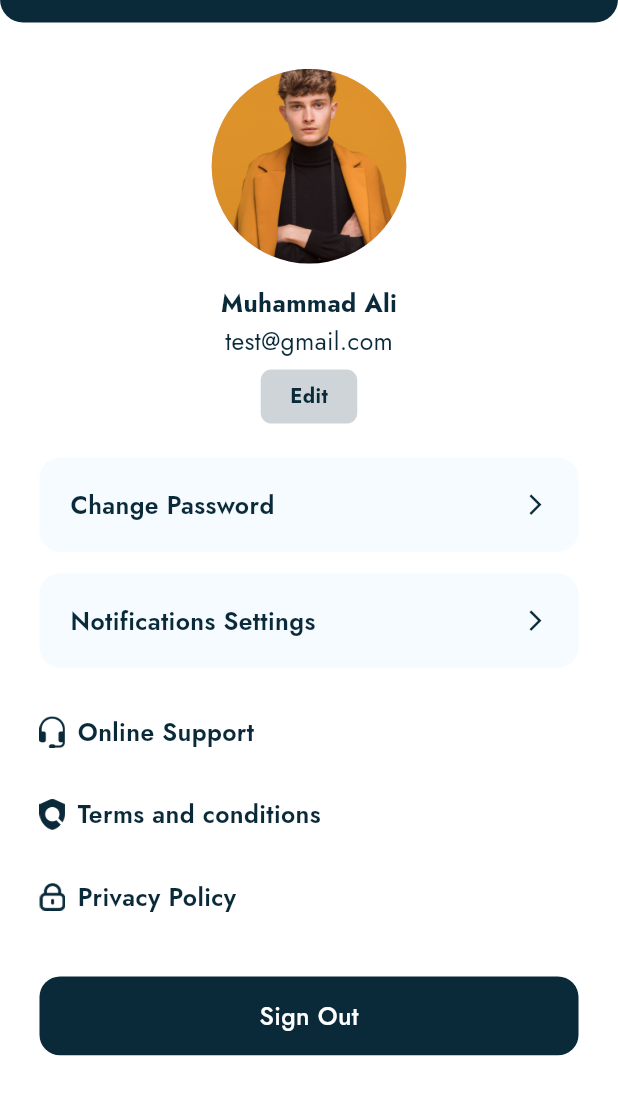
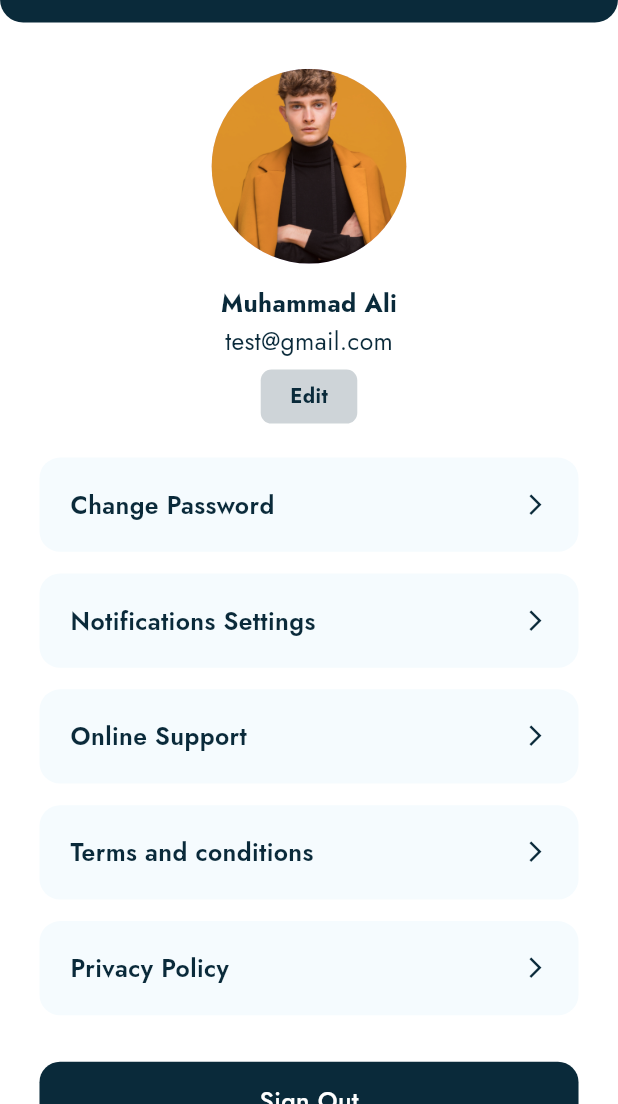
Before and after one commit to Shees-Ali1/Quandry, a Flutter app: the SettingsScreen screen opened directly, on a phone screen of 412 x 824 dp, the part 132-1236 px from its top. Run offline on Flutter 3.47's test engine with Material 3 defaults, Android fonts, the phone set to English and light mode, and no system bars; our stand-ins replace animated_notch_bottom_bar, flutter_screenutil, flutter_svg, font_awesome_flutter, get, google_fonts and 4 more.

Commit message:
5nov ali

```diff
--- a/lib/setting_screen/settings_screen.dart
+++ b/lib/setting_screen/settings_screen.dart
@@ -153,60 +153,106 @@ class _SettingsScreenState extends State<SettingsScreen> {
                     ),
                   ),
                 ),
-                SizedBox(height: 30.h),
-                /// Online Support
+                SizedBox(height: 14.h),
+                /// online Settings
                 GestureDetector(
-                  onTap: (){
-
+                  onTap: () {
                     Get.to(TechnicalSupportChatScreen());
                   },
+                  child: Container(
+                    height: 61.h,
+                    width: double.infinity,
+                    decoration: BoxDecoration(
+                      borderRadius: BorderRadius.circular(13.31.r),
+                      color: AppColors.fillcolor,
+                    ),
+                    child: Padding(
+                      padding: EdgeInsets.symmetric(horizontal: 18.w),
                       child: Row(
+                        mainAxisAlignment: MainAxisAlignment.spaceBetween,
                         children: [
-                      Image.asset(AppImages.online_support_icon,height: 21.h,width: 15.w,color: AppColors.blueColor,),
-                      SizedBox(width: 7.2.w),
                           Text(
                             "Online Support",
                             style: jost600(16.sp, AppColors.blueColor),
                           ),
+                          Icon(
+                            Icons.arrow_forward_ios,
+                            color: AppColors.blueColor, // Customize the icon color if needed
+                            size: 16.sp, // Customize the icon size
+                          ),
                         ],
                       ),
                     ),
-                SizedBox(height: 30.h),
-                /// Terms and conditions
+                  ),
+                ),
+                SizedBox(height: 14.h),
+
+                /// privacy Settings
                 GestureDetector(
-                  onTap: (){
-
+                  onTap: () {
                     Get.to(TermsAndConditions());
                   },
+                  child: Container(
+                    height: 61.h,
+                    width: double.infinity,
+                    decoration: BoxDecoration(
+                      borderRadius: BorderRadius.circular(13.31.r),
+                      color: AppColors.fillcolor,
+                    ),
+                    child: Padding(
+                      padding: EdgeInsets.symmetric(horizontal: 18.w),
                       child: Row(
+                        mainAxisAlignment: MainAxisAlignment.spaceBetween,
                         children: [
-                      Image.asset(AppImages.term_condition_icon,height: 21.h,width: 15.w,color: AppColors.blueColor,),
-                      SizedBox(width: 7.2.w),
                           Text(
                             "Terms and conditions",
                             style: jost600(16.sp, AppColors.blueColor),
                           ),
+                          Icon(
+                            Icons.arrow_forward_ios,
+                            color: AppColors.blueColor, // Customize the icon color if needed
+                            size: 16.sp, // Customize the icon size
+                          ),
                         ],
                       ),
                     ),
-                SizedBox(height: 30.h),
-                /// Privacy Policy
+                  ),
+                ),
+                SizedBox(height: 14.h),
+                /// Notifications Settings
                 GestureDetector(
-                  onTap: (){
+                  onTap: () {
                     Get.to(PrivacyPolicy());
                   },
+                  child: Container(
+                    height: 61.h,
+                    width: double.infinity,
+                    decoration: BoxDecoration(
+                      borderRadius: BorderRadius.circular(13.31.r),
+                      color: AppColors.fillcolor,
+                    ),
+                    child: Padding(
+                      padding: EdgeInsets.symmetric(horizontal: 18.w),
                       child: Row(
+                        mainAxisAlignment: MainAxisAlignment.spaceBetween,
                         children: [
-                      Image.asset(AppImages.privacy_policy_icon,height: 18.h,width: 15.w,color: AppColors.blueColor,),
-                      SizedBox(width: 7.2.w),
                           Text(
                             "Privacy Policy",
                             style: jost600(16.sp, AppColors.blueColor),
                           ),
+                          Icon(
+                            Icons.arrow_forward_ios,
+                            color: AppColors.blueColor, // Customize the icon color if needed
+                            size: 16.sp, // Customize the icon size
+                          ),
                         ],
                       ),
                     ),
-                SizedBox(height: 40.h),
+                  ),
+                ),
+
+                SizedBox(height: 30.h),
+
                 /// Sign Out Button
                 GestureDetector(
                   onTap: () {
--- a/lib/widgets/appbar_small.dart
+++ b/lib/widgets/appbar_small.dart
@@ -36,7 +36,7 @@ class AppbarSmall extends StatelessWidget implements PreferredSizeWidget {
         padding: EdgeInsets.symmetric(horizontal: 22.w),
         child: Column(
           children: [
-            SizedBox(height: 48.86.h), // Top padding
+            SizedBox(height: 48.86.h), // Top paddingP
             Row(
               mainAxisAlignment: MainAxisAlignment.spaceBetween,
               children: [
@@ -49,6 +49,7 @@ class AppbarSmall extends StatelessWidget implements PreferredSizeWidget {
                         height: iconHeight!.h, // Use custom height
                         width: iconWidth!.w, // Use custom width
                         child: Image.asset(iconImage!),
+
                       ),
                     ),
                   ),
```
Lines whose indentation alone changed are shown as unchanged.
